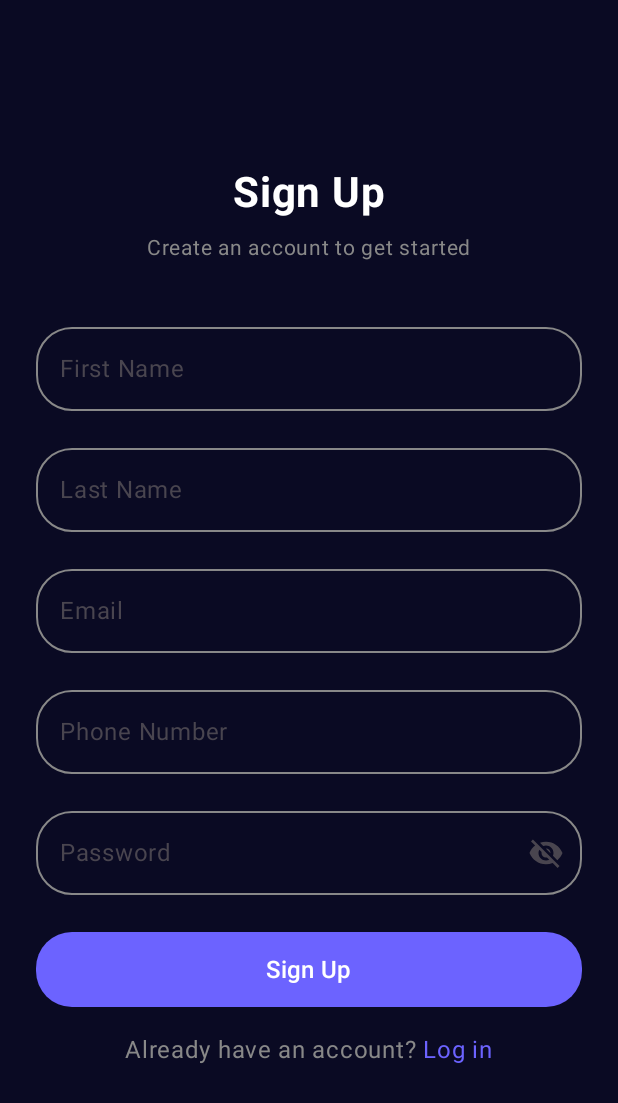
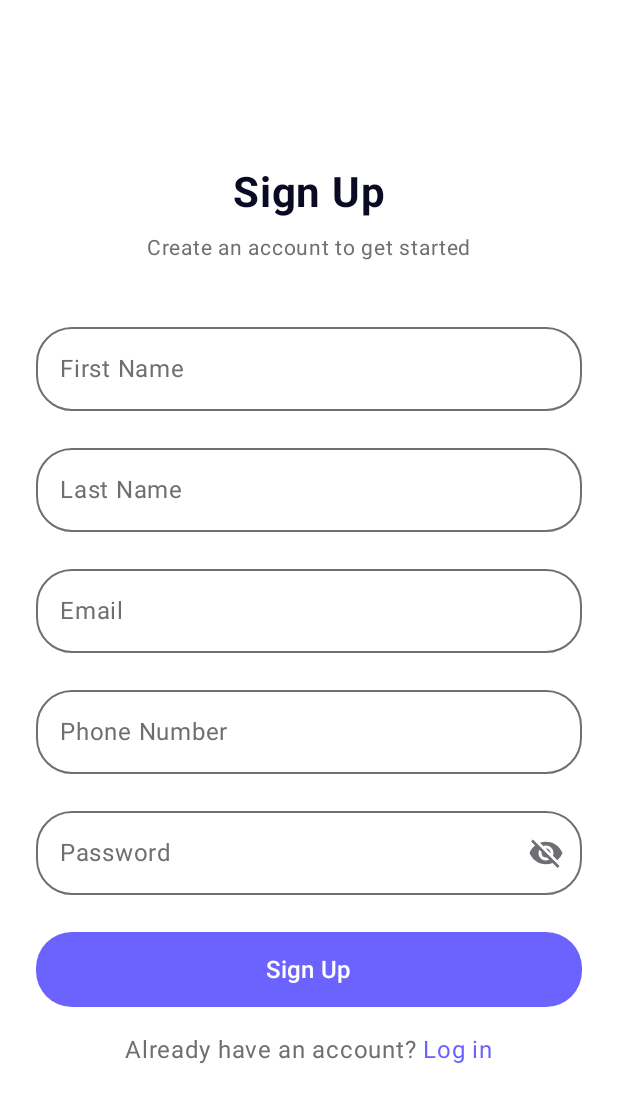
Before and after one commit to UBB-GitPushForce/GitPushForce, an Android app built with Jetpack Compose: the SignUpActivity screen opened directly, with no data from a screen before it, on a phone screen of 412 x 824 dp. Shown: the top 1103 px of the screen. Run offline under Robolectric (Android 15) with nearby library versions, the phone set to English and light mode, and no system bars.

Commit message:
Application Theme updated to match the design, no more "hard-coded" colors

```diff
--- a/Mobile/androidApp/src/main/java/com/example/budgeting/android/LoginActivity.kt
+++ b/Mobile/androidApp/src/main/java/com/example/budgeting/android/LoginActivity.kt
@@ -13,7 +13,7 @@ class LoginActivity : ComponentActivity() {
         super.onCreate(savedInstanceState)
 
         setContent {
-            MaterialTheme {
+            MyApplicationTheme {
                 LoginScreen(
                     onLoginSuccess = {
                         val intent = Intent(this@LoginActivity, MainActivity::class.java)
--- a/Mobile/androidApp/src/main/java/com/example/budgeting/android/MainActivity.kt
+++ b/Mobile/androidApp/src/main/java/com/example/budgeting/android/MainActivity.kt
@@ -12,7 +12,7 @@ class MainActivity : ComponentActivity() {
     override fun onCreate(savedInstanceState: Bundle?) {
         super.onCreate(savedInstanceState)
         setContent {
-            MaterialTheme {
+            MyApplicationTheme {
                 MainScreen(
                     onLogout = {
                         val intent = Intent(this@MainActivity, LoginActivity::class.java)
--- a/Mobile/androidApp/src/main/java/com/example/budgeting/android/MyApplicationTheme.kt
+++ b/Mobile/androidApp/src/main/java/com/example/budgeting/android/MyApplicationTheme.kt
@@ -22,15 +22,29 @@ fun MyApplicationTheme(
 ) {
     val colors = if (darkTheme) {
         darkColorScheme(
-            primary = Color(0xFFBB86FC),
-            secondary = Color(0xFF03DAC5),
-            tertiary = Color(0xFF3700B3)
+            primary = Color(0xFF6C63FF),
+            onPrimary = Color(0xFFFFFFFF),
+            background = Color(0xFF0A0A23),
+            onBackground = Color(0xFFFFFFFF),
+            surface = Color(0xFF111133),
+            onSurface = Color(0xFFE6E6E6),
+            surfaceVariant = Color(0xFF1B1B3A),
+            onSurfaceVariant = Color(0xFFB3B3B3),
+            error = Color(0xFFCF6679),
+            outline = Color(0xFF6F6F6F)
         )
     } else {
         lightColorScheme(
-            primary = Color(0xFF6200EE),
-            secondary = Color(0xFF03DAC5),
-            tertiary = Color(0xFF3700B3)
+            primary = Color(0xFF6C63FF),
+            onPrimary = Color(0xFFFFFFFF),
+            background = Color(0xFFFFFFFF),
+            onBackground = Color(0xFF0A0A23),
+            surface = Color(0xFFFFFFFF),
+            onSurface = Color(0xFF0A0A23),
+            surfaceVariant = Color(0xFFF2F2F7),
+            onSurfaceVariant = Color(0xFF6E6E73),
+            error = Color(0xFFB00020),
+            outline = Color(0xFFBDBDBD)
         )
     }
     val typography = Typography(
--- a/Mobile/androidApp/src/main/java/com/example/budgeting/android/SignUpActivity.kt
+++ b/Mobile/androidApp/src/main/java/com/example/budgeting/android/SignUpActivity.kt
@@ -13,7 +13,7 @@ class SignUpActivity : ComponentActivity() {
         super.onCreate(savedInstanceState)
 
         setContent {
-            MaterialTheme {
+            MyApplicationTheme {
                 SignUpScreen(
                     onSignUpSuccess = {
                         val intent = Intent(this@SignUpActivity, LoginActivity::class.java)
--- a/Mobile/androidApp/src/main/java/com/example/budgeting/android/ui/component/ExpenseItem.kt
+++ b/Mobile/androidApp/src/main/java/com/example/budgeting/android/ui/component/ExpenseItem.kt
@@ -35,7 +35,7 @@ fun ExpenseItem(expense: Expense) {
             Text(
                 text = "Category: ${expense.category}",
                 style = MaterialTheme.typography.bodyMedium,
-                color = Color.Gray
+                color = MaterialTheme.colorScheme.onSurfaceVariant
             )
             Spacer(modifier = Modifier.height(8.dp))
             Text(
--- a/Mobile/androidApp/src/main/java/com/example/budgeting/android/ui/screens/ExpensesScreen.kt
+++ b/Mobile/androidApp/src/main/java/com/example/budgeting/android/ui/screens/ExpensesScreen.kt
@@ -45,8 +45,8 @@ fun ExpensesScreen(
                             onLogout()
                         },
                         colors = ButtonDefaults.buttonColors(
-                            containerColor = Color(0xFF6C63FF), // purple background
-                            contentColor = Color.White // text color
+                            containerColor = MaterialTheme.colorScheme.primary,
+                            contentColor = MaterialTheme.colorScheme.onPrimary
                         ),
                         shape = RoundedCornerShape(16.dp),
                         modifier = Modifier
@@ -93,7 +93,7 @@ fun ExpensesScreen(
                 modifier = Modifier
                     .fillMaxSize()
                     .padding(padding)
-                    .background(Color(0xFFF7F7F7))
+                    .background(MaterialTheme.colorScheme.background)
             ) {
                 items(expenses) { expense ->
                     ExpenseItem(expense)
--- a/Mobile/androidApp/src/main/java/com/example/budgeting/android/ui/screens/MainScreen.kt
+++ b/Mobile/androidApp/src/main/java/com/example/budgeting/android/ui/screens/MainScreen.kt
@@ -6,9 +6,11 @@ import androidx.compose.foundation.layout.padding
 import androidx.compose.foundation.pager.HorizontalPager
 import androidx.compose.foundation.pager.rememberPagerState
 import androidx.compose.material.icons.Icons
+import androidx.compose.material.icons.filled.Group
 import androidx.compose.material.icons.filled.Home
 import androidx.compose.material.icons.filled.Notifications
 import androidx.compose.material.icons.filled.Person
+import androidx.compose.material.icons.filled.Receipt
 import androidx.compose.material.icons.filled.Search
 import androidx.compose.material3.Icon
 import androidx.compose.material3.NavigationBar
@@ -23,8 +25,8 @@ import kotlinx.coroutines.launch
 
 val bottomNavItems = listOf(
     BottomNavItem("Expenses", Icons.Default.Home),
-    BottomNavItem("Search", Icons.Default.Search),
-    BottomNavItem("Notifications", Icons.Default.Notifications),
+    BottomNavItem("Groups", Icons.Default.Group),
+    BottomNavItem("Receipts", Icons.Default.Receipt),
     BottomNavItem("Profile", Icons.Default.Person)
 )
 
--- a/Mobile/androidApp/src/main/java/com/example/budgeting/android/ui/screens/SignUpScreen.kt
+++ b/Mobile/androidApp/src/main/java/com/example/budgeting/android/ui/screens/SignUpScreen.kt
@@ -82,14 +82,14 @@ fun SignUpScreen(
     Box(
         modifier = Modifier
             .fillMaxSize()
-            .background(Color(0xFF0A0A23))
+            .background(MaterialTheme.colorScheme.background)
             .padding(24.dp),
         contentAlignment = Alignment.Center
     )
     {
 
         if (uiState.isLoading) {
-            CircularProgressIndicator(color = Color(0xFF6C63FF))
+            CircularProgressIndicator(color = MaterialTheme.colorScheme.primary)
         }
         else {
             Column(
@@ -103,7 +103,7 @@ fun SignUpScreen(
                     text = "Sign Up",
                     fontSize = 28.sp,
                     fontWeight = FontWeight.Bold,
-                    color = Color.White
+                    color = MaterialTheme.colorScheme.onBackground
                 )
 
                 Spacer(modifier = Modifier.height(screenHeight * 0.01f))
@@ -112,7 +112,7 @@ fun SignUpScreen(
                 Text(
                     text = "Create an account to get started",
                     fontSize = 14.sp,
-                    color = Color.Gray
+                    color = MaterialTheme.colorScheme.onSurfaceVariant
                 )
 
                 Spacer(modifier = Modifier.height(screenHeight * 0.04f))
@@ -125,11 +125,11 @@ fun SignUpScreen(
                     modifier = Modifier.fillMaxWidth(),
                     shape = RoundedCornerShape(24.dp),
                     colors = OutlinedTextFieldDefaults.colors(
-                        focusedBorderColor = Color(0xFF6C63FF),
-                        unfocusedBorderColor = Color.Gray,
-                        focusedTextColor = Color(0xFF6C63FF),
-                        focusedLabelColor = Color(0xFF6C63FF),
-                        cursorColor = Color(0xFF6C63FF)
+                        focusedBorderColor = MaterialTheme.colorScheme.primary,
+                        unfocusedBorderColor = MaterialTheme.colorScheme.onSurfaceVariant,
+                        focusedTextColor = MaterialTheme.colorScheme.primary,
+                        focusedLabelColor = MaterialTheme.colorScheme.primary,
+                        cursorColor = MaterialTheme.colorScheme.primary
                     )
                 )
 
@@ -143,11 +143,11 @@ fun SignUpScreen(
                     modifier = Modifier.fillMaxWidth(),
                     shape = RoundedCornerShape(24.dp),
                     colors = OutlinedTextFieldDefaults.colors(
-                        focusedBorderColor = Color(0xFF6C63FF),
-                        unfocusedBorderColor = Color.Gray,
-                        focusedTextColor = Color(0xFF6C63FF),
-                        focusedLabelColor = Color(0xFF6C63FF),
-                        cursorColor = Color(0xFF6C63FF)
+                        focusedBorderColor = MaterialTheme.colorScheme.primary,
+                        unfocusedBorderColor = MaterialTheme.colorScheme.onSurfaceVariant,
+                        focusedTextColor = MaterialTheme.colorScheme.primary,
+                        focusedLabelColor = MaterialTheme.colorScheme.primary,
+                        cursorColor = MaterialTheme.colorScheme.primary
                     )
                 )
 
@@ -161,11 +161,11 @@ fun SignUpScreen(
                     modifier = Modifier.fillMaxWidth(),
                     shape = RoundedCornerShape(24.dp),
                     colors = OutlinedTextFieldDefaults.colors(
-                        focusedBorderColor = Color(0xFF6C63FF),
-                        unfocusedBorderColor = Color.Gray,
-                        focusedTextColor = Color(0xFF6C63FF),
-                        focusedLabelColor = Color(0xFF6C63FF),
-                        cursorColor = Color(0xFF6C63FF)
+                        focusedBorderColor = MaterialTheme.colorScheme.primary,
+                        unfocusedBorderColor = MaterialTheme.colorScheme.onSurfaceVariant,
+                        focusedTextColor = MaterialTheme.colorScheme.primary,
+                        focusedLabelColor = MaterialTheme.colorScheme.primary,
+                        cursorColor = MaterialTheme.colorScheme.primary
                     )
                 )
 
@@ -180,11 +180,11 @@ fun SignUpScreen(
                     modifier = Modifier.fillMaxWidth(),
                     shape = RoundedCornerShape(24.dp),
                     colors = OutlinedTextFieldDefaults.colors(
-                        focusedBorderColor = Color(0xFF6C63FF),
-                        unfocusedBorderColor = Color.Gray,
-                        focusedTextColor = Color(0xFF6C63FF),
-                        focusedLabelColor = Color(0xFF6C63FF),
-                        cursorColor = Color(0xFF6C63FF)
+                        focusedBorderColor = MaterialTheme.colorScheme.primary,
+                        unfocusedBorderColor = MaterialTheme.colorScheme.onSurfaceVariant,
+                        focusedTextColor = MaterialTheme.colorScheme.primary,
+                        focusedLabelColor = MaterialTheme.colorScheme.primary,
+                        cursorColor = MaterialTheme.colorScheme.primary
                     )
                 )
 
@@ -210,11 +210,11 @@ fun SignUpScreen(
                     modifier = Modifier.fillMaxWidth(),
                     shape = RoundedCornerShape(24.dp),
                     colors = OutlinedTextFieldDefaults.colors(
-                        focusedBorderColor = Color(0xFF6C63FF),
-                        unfocusedBorderColor = Color.Gray,
-                        focusedTextColor = Color(0xFF6C63FF),
-                        focusedLabelColor = Color(0xFF6C63FF),
-                        cursorColor = Color(0xFF6C63FF)
+                        focusedBorderColor = MaterialTheme.colorScheme.primary,
+                        unfocusedBorderColor = MaterialTheme.colorScheme.onSurfaceVariant,
+                        focusedTextColor = MaterialTheme.colorScheme.primary,
+                        focusedLabelColor = MaterialTheme.colorScheme.primary,
+                        cursorColor = MaterialTheme.colorScheme.primary
                     )
                 )
 
@@ -234,10 +234,10 @@ fun SignUpScreen(
                     modifier = Modifier
                         .fillMaxWidth()
                         .height(50.dp),
-                    colors = ButtonDefaults.buttonColors(containerColor = Color(0xFF6C63FF)),
+                    colors = ButtonDefaults.buttonColors(containerColor = MaterialTheme.colorScheme.primary),
                     shape = RoundedCornerShape(24.dp)
                 ) {
-                    Text(text = "Sign Up", fontSize = 16.sp, color = Color.White)
+                    Text(text = "Sign Up", fontSize = 16.sp, color = MaterialTheme.colorScheme.onPrimary)
                 }
 
                 Spacer(modifier = Modifier.height(screenHeight * 0.02f))
@@ -247,11 +247,11 @@ fun SignUpScreen(
                     verticalAlignment = Alignment.CenterVertically,
                     modifier = Modifier.fillMaxWidth()
                 ) {
-                    Text(text = "Already have an account?", color = Color.Gray)
+                    Text(text = "Already have an account?", color = MaterialTheme.colorScheme.onSurfaceVariant)
                     Spacer(modifier = Modifier.width(4.dp))
                     Text(
                         text = "Log in",
-                        color = Color(0xFF6C63FF),
+                        color = MaterialTheme.colorScheme.primary,
                         modifier = Modifier.clickable { onBackToLogin() }
                     )
 
```
Also changed, not shown: Mobile/androidApp/src/main/java/com/example/budgeting/android/ui/screens/LoginScreen.kt (+19 -19 lines).
